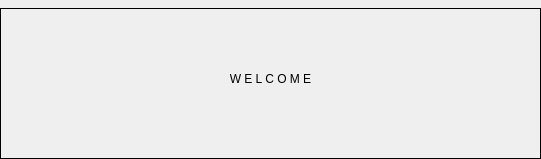
This is src/TitleArea.ui in ModPlugPlayer/LCDDisplayWidget as Qt 5 draws it before an edit. The edited form follows.
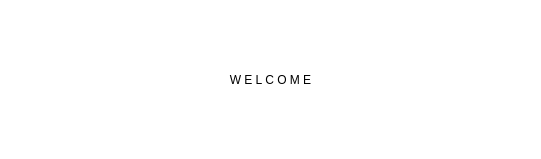
This is the edited form.

```diff
--- a/src/TitleArea.ui
+++ b/src/TitleArea.ui
@@ -14,41 +14,7 @@
    <string>Form</string>
   </property>
   <property name="styleSheet">
-   <string notr="true"/>
-  </property>
-  <layout class="QGridLayout" name="gridLayout_2">
-   <property name="leftMargin">
-    <number>0</number>
-   </property>
-   <property name="topMargin">
-    <number>0</number>
-   </property>
-   <property name="rightMargin">
-    <number>0</number>
-   </property>
-   <property name="bottomMargin">
-    <number>0</number>
-   </property>
-   <property name="spacing">
-    <number>0</number>
-   </property>
-   <item row="2" column="1" colspan="11">
-    <widget class="QFrame" name="titleFrame">
-     <property name="styleSheet">
-      <string notr="true">#titleFrame {
-margin-top: 8%;
-padding-top: -10%;
-border-color: rgb(0, 0, 0);
-border: 1px solid;
-font-size: 2ex;
-}
-</string>
-     </property>
-     <property name="frameShape">
-      <enum>QFrame::Shape::StyledPanel</enum>
-     </property>
-     <property name="frameShadow">
-      <enum>QFrame::Shadow::Raised</enum>
+   <string notr="true">background-color: rgba(255, 255, 255, 0);</string>
      </property>
      <layout class="QGridLayout" name="gridLayout">
       <property name="leftMargin">
@@ -66,7 +32,7 @@
       <property name="spacing">
        <number>0</number>
       </property>
-      <item row="0" column="0" colspan="2">
+   <item row="0" column="0">
        <widget class="QLabel" name="title">
         <property name="sizePolicy">
          <sizepolicy hsizetype="Expanding" vsizetype="Expanding">
@@ -84,15 +50,15 @@
         <property name="styleSheet">
          <string notr="true">margin-top: -2px;</string>
         </property>
+     <property name="lineWidth">
+      <number>0</number>
+     </property>
         <property name="text">
          <string>W E L C O M E</string>
         </property>
         <property name="alignment">
          <set>Qt::AlignmentFlag::AlignCenter</set>
         </property>
-       </widget>
-      </item>
-     </layout>
     </widget>
    </item>
   </layout>
```
Lines whose indentation alone changed are shown as unchanged.
